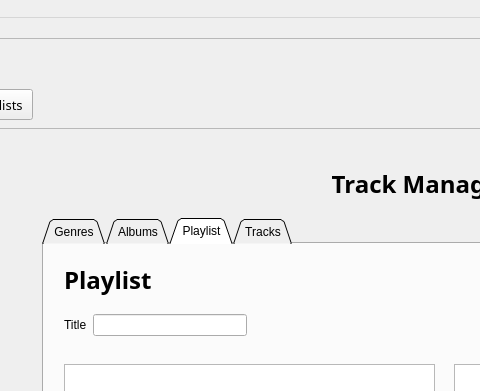
First picture: the form in mainwindow.ui, repository AlexDev404/GUIFinalProject, before the edit; both pictures show x 328 to 808 and y 0 to 391 of the 1230 by 747 pixel window.
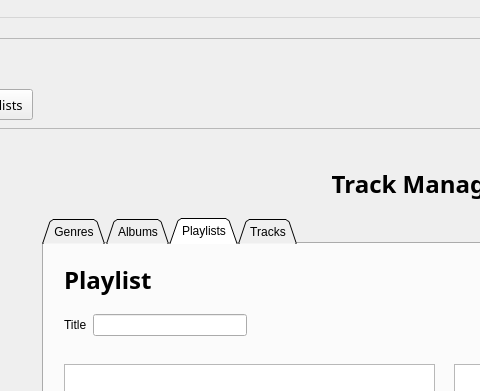
Second picture: the form after the edit.

```diff
--- a/mainwindow.ui
+++ b/mainwindow.ui
@@ -350,7 +350,7 @@
       </widget>
       <widget class="QWidget" name="playlist">
        <attribute name="title">
-        <string>Playlist</string>
+        <string>Playlists</string>
        </attribute>
        <widget class="QWidget" name="formLayoutWidget_5">
         <property name="geometry">
```
